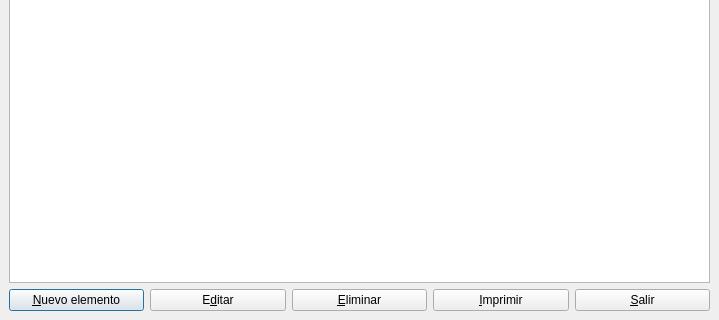
The window that planamortizaciones.ui (DIBOSAJM/keme) describes before a commit, drawn with Qt 5; both pictures show x 0 to 719 and y 202 to 522 of the 719 by 522 pixel window.
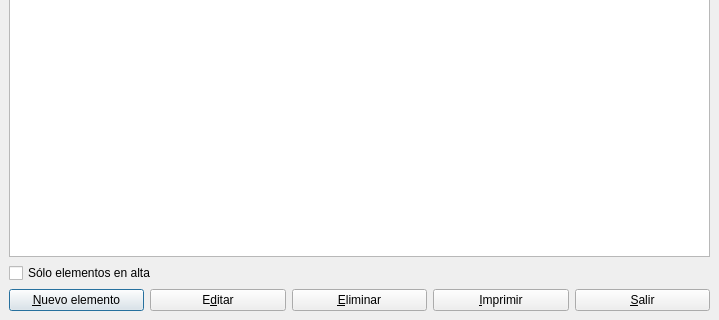
The same window after the commit. Icons and pictures are not drawn.

The edit to the form file:
```diff
--- a/planamortizaciones.ui
+++ b/planamortizaciones.ui
@@ -33,6 +33,13 @@
    <item>
     <widget class="QTableView" name="plantableView"/>
    </item>
+   <item>
+    <widget class="QCheckBox" name="no_baja_checkBox">
+     <property name="text">
+      <string>Sólo elementos en alta</string>
+     </property>
+    </widget>
+   </item>
    <item>
     <layout class="QHBoxLayout">
      <property name="spacing">
```
